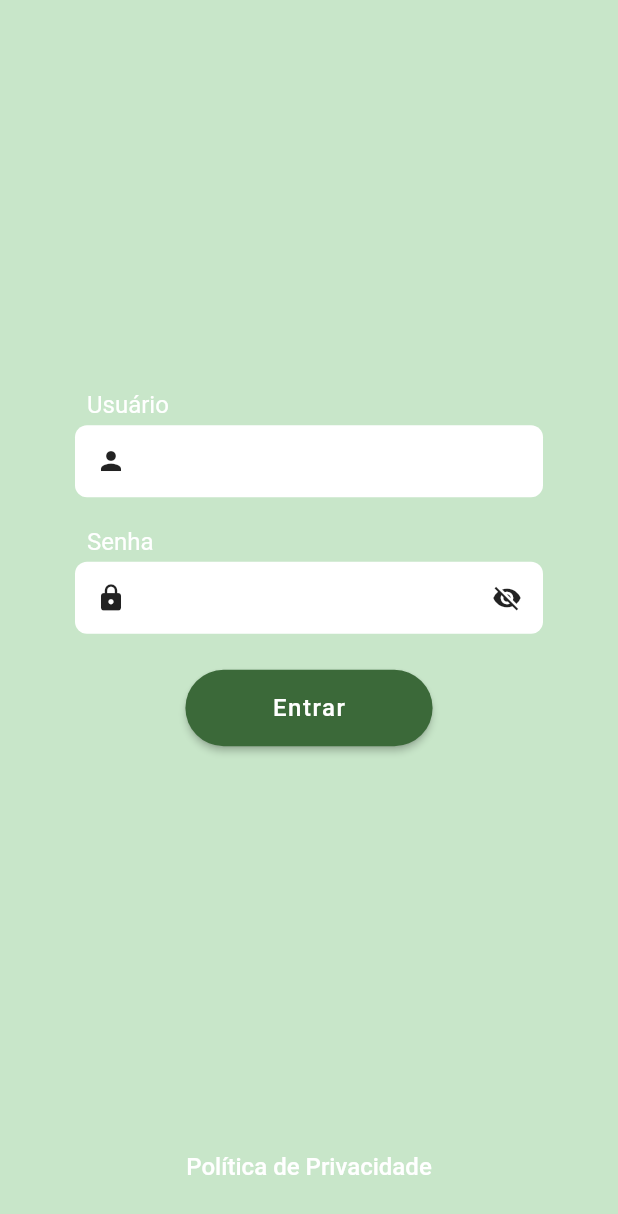
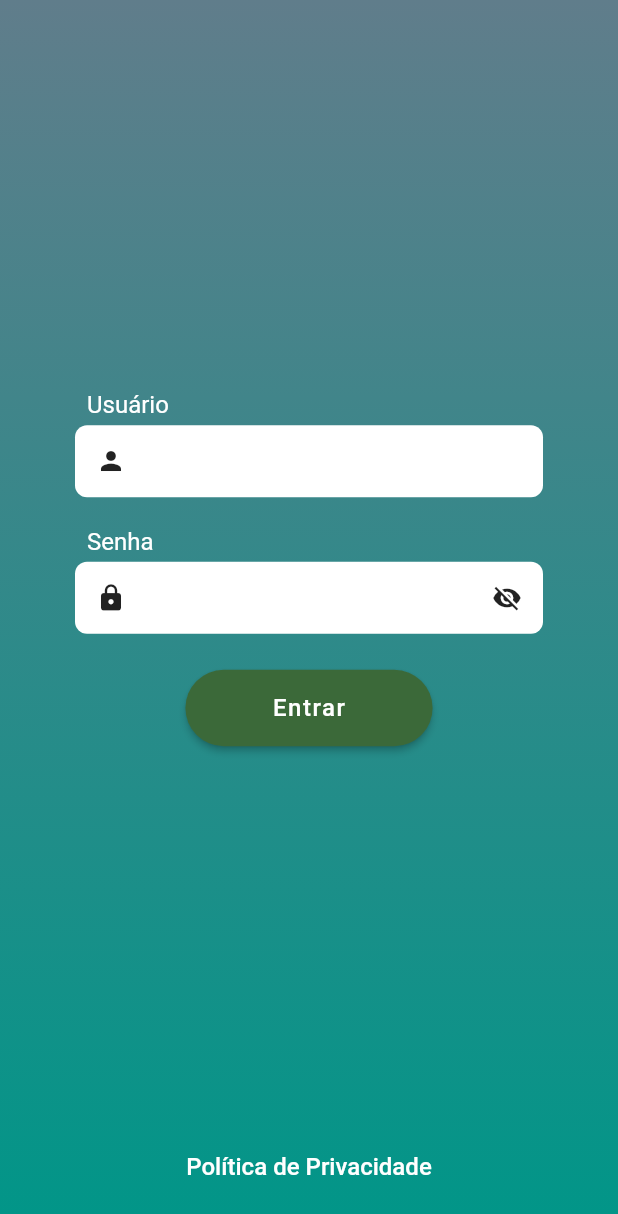
Before and after one commit to RafaAlvs1/target_test, a Flutter app: the screen it shows after launch, on a phone screen of 412 x 824 dp. Shown: the top 1214 px of the screen. Run offline on Flutter 3.47's test engine with Material 2 defaults, Android fonts, the phone set to English and light mode, and no system bars; our stand-ins replace flutter_mobx, mobx, shared_preferences; accounts and stored records are empty; generated files the repository leaves out were written again.

Commit message:
feat: Componente padrão de página nova

```diff
--- /dev/null
+++ b/lib/components/container/app_scaffold.dart
@@ -0,0 +1,34 @@
+import 'package:flutter/material.dart';
+
+class AppScaffold extends StatelessWidget {
+  final Widget body;
+  final Widget? bottomNavigationBar;
+
+  const AppScaffold({
+    super.key,
+    required this.body,
+    this.bottomNavigationBar,
+  });
+
+  @override
+  Widget build(BuildContext context) {
+    return Container(
+      decoration: const BoxDecoration(
+        gradient: LinearGradient(
+          begin: Alignment.topCenter,
+          end: Alignment.bottomCenter,
+          colors: [
+            Colors.blueGrey,
+            Colors.teal,
+          ],
+        ),
+      ),
+      child: Scaffold(
+        body: SafeArea(
+          child: body,
+        ),
+        bottomNavigationBar: bottomNavigationBar,
+      ),
+    );
+  }
+}
--- a/lib/main.dart
+++ b/lib/main.dart
@@ -14,7 +14,7 @@ class MyApp extends StatelessWidget {
     return MaterialApp(
       title: 'Flutter Demo',
       theme: ThemeData(
-        scaffoldBackgroundColor: Colors.green.shade100,
+        scaffoldBackgroundColor: Colors.transparent,
         colorScheme: ColorScheme.fromSeed(
           seedColor: Colors.green,
         ),
--- a/lib/pages/access/login_page.dart
+++ b/lib/pages/access/login_page.dart
@@ -1,6 +1,7 @@
 import 'package:flutter/material.dart';
 import 'package:target_test/components/button/app_raised_button.dart';
 import 'package:target_test/components/button/app_text_button.dart';
+import 'package:target_test/components/container/app_scaffold.dart';
 import 'package:target_test/components/input/app_password_text_field.dart';
 import 'package:target_test/components/input/app_user_text_field.dart';
 import 'package:target_test/services/authentication.dart';
@@ -27,9 +28,8 @@ class _LoginPageState extends State<LoginPage> {
 
   @override
   Widget build(BuildContext context) {
-    return Scaffold(
-      body: SafeArea(
-        child: Center(
+    return AppScaffold(
+      body: Center(
         child: Form(
           key: _formKey,
           child: SingleChildScrollView(
@@ -40,7 +40,6 @@ class _LoginPageState extends State<LoginPage> {
                 const SizedBox(height: 8),
                 _buildSubmit(),
               ],
-              ),
             ),
           ),
         ),
--- a/lib/pages/home/home_page.dart
+++ b/lib/pages/home/home_page.dart
@@ -2,6 +2,7 @@ import 'package:flutter/material.dart';
 import 'package:flutter_mobx/flutter_mobx.dart';
 import 'package:provider/provider.dart';
 import 'package:target_test/components/button/app_text_button.dart';
+import 'package:target_test/components/container/app_scaffold.dart';
 import 'package:target_test/components/dialog/app_alert_modal.dart';
 import 'package:target_test/components/dialog/app_modal_button.dart';
 import 'package:target_test/components/input/app_text_field.dart';
@@ -15,10 +16,9 @@ class HomePage extends StatelessWidget {
   Widget build(BuildContext context) {
     return Provider<TodoList>(
       create: (_) => TodoList(),
-      child: Scaffold(
+      child: AppScaffold(
         bottomNavigationBar: _buildPrivacyPolicy(),
-        body: SafeArea(
-          child: Container(
+        body: Container(
           padding: const EdgeInsets.symmetric(vertical: 16.0, horizontal: 24.0),
           child: Column(
             children: <Widget>[
@@ -26,7 +26,6 @@ class HomePage extends StatelessWidget {
               const SizedBox(height: 32.0),
               AddTodo(),
             ],
-            ),
           ),
         ),
       ),
```
Lines whose indentation alone changed are shown as unchanged.
